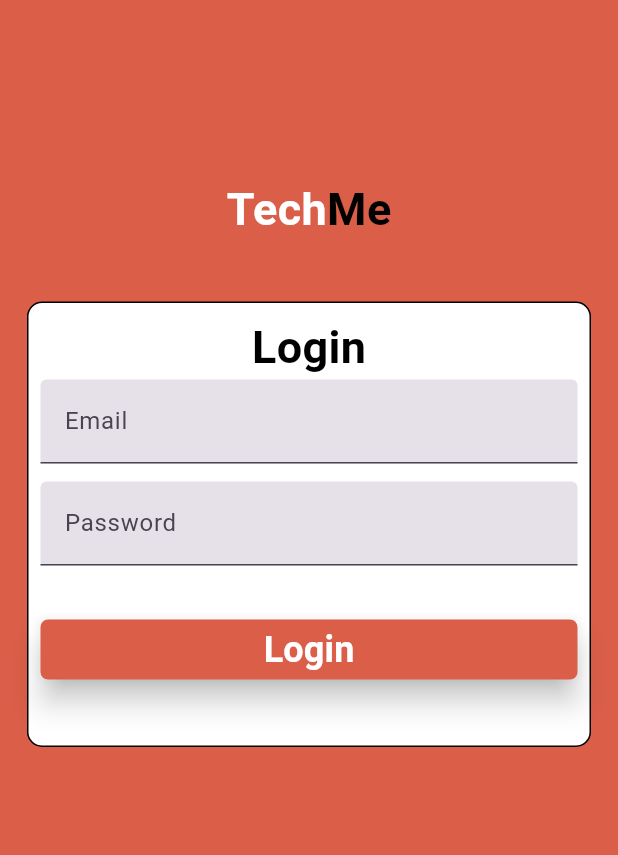
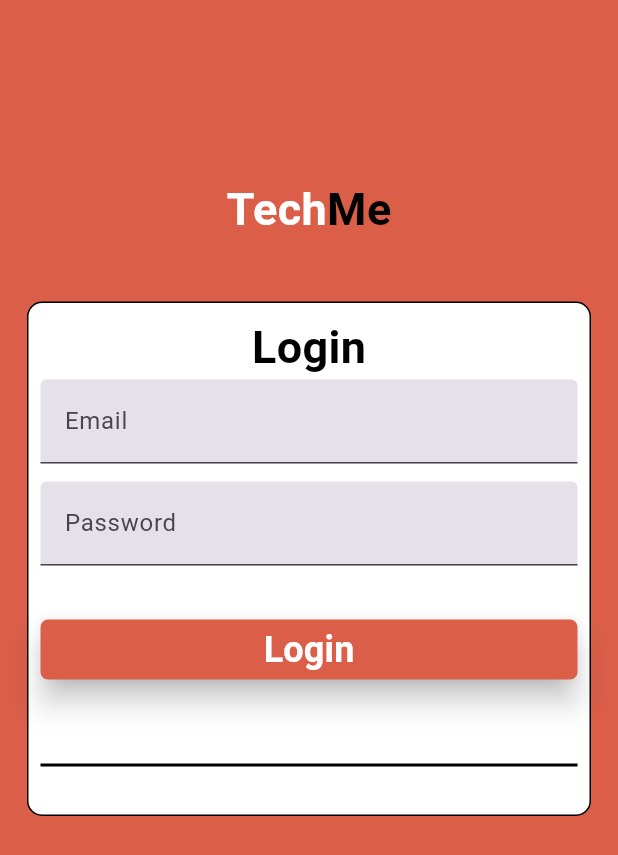
Before and after one commit to oliviertech212/Flutter_final_project, a Flutter app: the screen it shows after launch, after a tap on "Join Now", on a phone screen of 412 x 824 dp. Shown: the top 855 px of the screen. Run offline on Flutter 3.47's test engine with Material 3 defaults, Android fonts, the light colour scheme and no system bars.

Commit message:
-add Divirer widget for horizantl line

```diff
--- a/lib/page/loginpage.dart
+++ b/lib/page/loginpage.dart
@@ -108,7 +108,14 @@
                               ),
                             )),
                       ),
-                      SizedBox(height: 12),
+                      SizedBox(height: 8),
+                      Divider(
+                        color: Colors.black,
+                        height: 50,
+                        thickness: 2,
+                        // indent: 20,
+                        // endIndent: 20,
+                      ),
                     ]),
                   )),
             ]),
```
